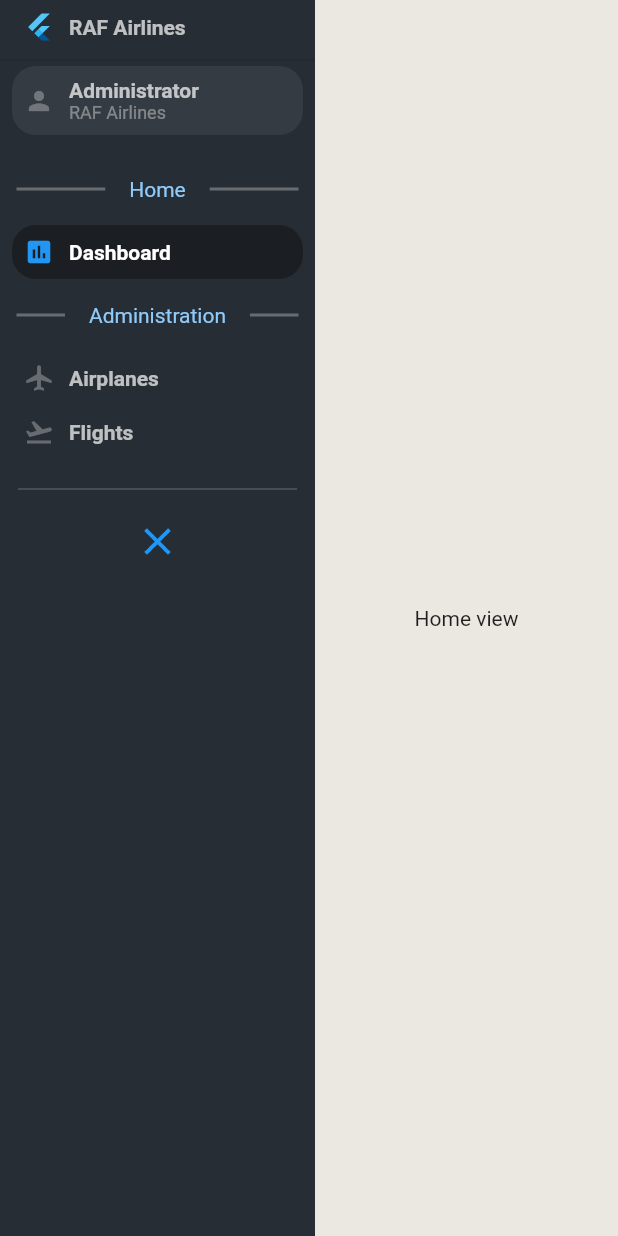
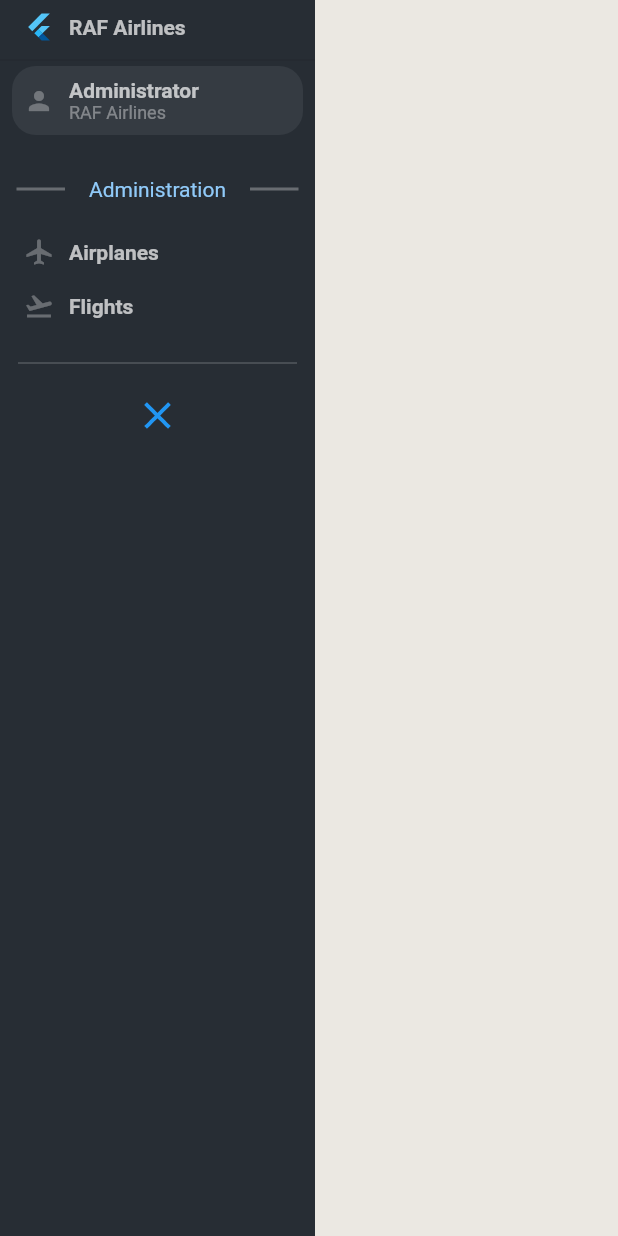
Before and after one commit to Qwerasdzxc/RAF-Airlines-Administrator-Portal, a Flutter app: the DashboardPage screen opened directly, on a phone screen of 412 x 824 dp. Run offline on Flutter 3.47's test engine with Material 2 defaults, Android fonts, the phone set to English and light mode, and no system bars; drawn by our look-alikes of auto_size_text; our stand-ins replace bloc, dio, equatable, flutter_bloc, get_it, google_fonts and 1 more.

Commit message:
Removed home page

```diff
--- a/lib/dashboard/bloc/dashboard_view_state.dart
+++ b/lib/dashboard/bloc/dashboard_view_state.dart
@@ -35,7 +35,7 @@ class HomeViewState extends SingleViewState {
   Cubit<Object> Function(BuildContext context) get bloc => null;
 
   @override
-  Widget get view => Center(child: Text("Home view"));
+  Widget get view => Container();
 }
 
 class AirplanesPageViewState extends TabbedViewState {
--- a/lib/dashboard/flights/flights_tab.dart
+++ b/lib/dashboard/flights/flights_tab.dart
@@ -61,7 +61,7 @@ class FlightsTab extends StatelessWidget {
                   ),
                   DataColumn(
                       label: Text(
-                        "Delete",
+                        "Abort",
                         style: TextStyle(fontWeight: FontWeight.bold),
                       ),
                       numeric: true)
@@ -80,12 +80,12 @@ class FlightsTab extends StatelessWidget {
                           )),
                           DataCell(IconButton(
                             icon: Icon(
-                              Icons.delete_forever,
+                              Icons.airplanemode_inactive,
                               color: Colors.red,
                             ),
                             onPressed: () => Dialogs.showConfirmationDialog(
                                 context: context,
-                                content: "Are you sure you wish to delete flight with Id: " +
+                                content: "Are you sure you wish to abort flight with Id: " +
                                     flight.id.toString() +
                                     "?\n\nThis action cannot be revoked!",
                                 callback: () => BlocProvider.of<FlightsBloc>(context)
--- a/lib/dashboard/sidebar/sidebar.dart
+++ b/lib/dashboard/sidebar/sidebar.dart
@@ -21,7 +21,7 @@ class _SidebarState extends State<Sidebar> with SingleTickerProviderStateMixin {
   AnimationController _animationController;
   Animation<double> widthAnimation;
 
-  String _selectedItem = "Dashboard";
+  String _selectedItem = "";
 
   @override
   void initState() {
@@ -103,13 +103,6 @@ class _SidebarState extends State<Sidebar> with SingleTickerProviderStateMixin {
                     SizedBox(
                       height: 12,
                     ),
-                    _sidebarItem(CategoryModel(title: "Home")),
-                    _sidebarItem(
-                      NavigationModel(
-                          option: HomeView(),
-                          title: "Dashboard",
-                          icon: Icons.insert_chart),
-                    ),
                     _sidebarItem(
                       CategoryModel(title: "Administration"),
                     ),
```
